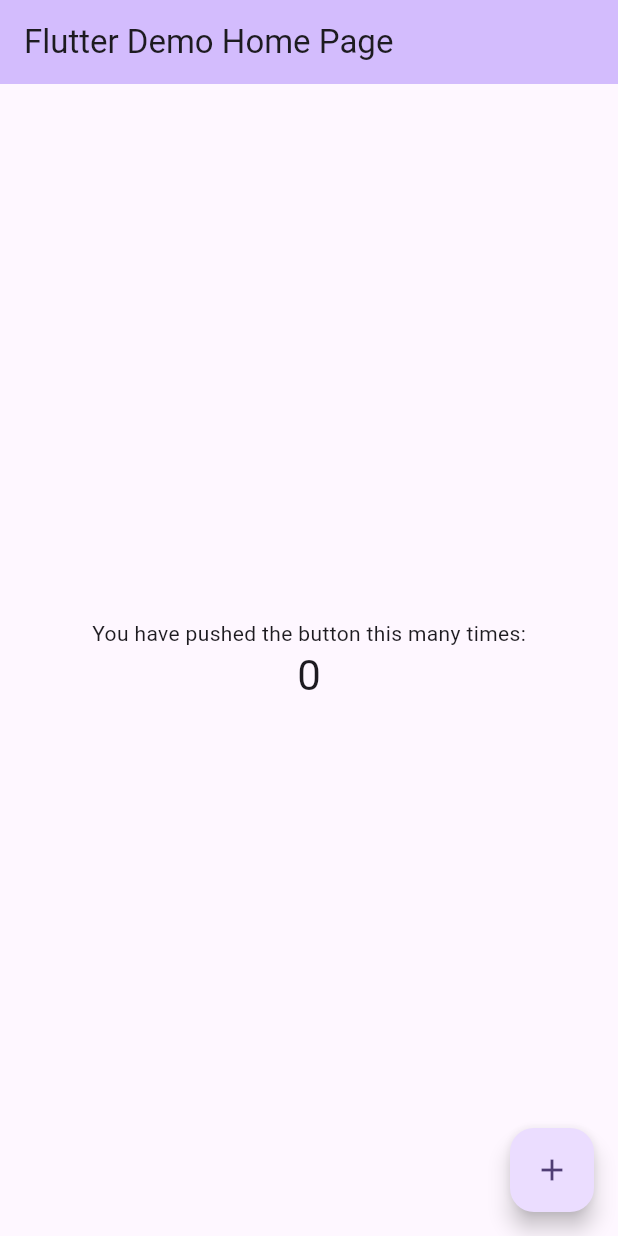
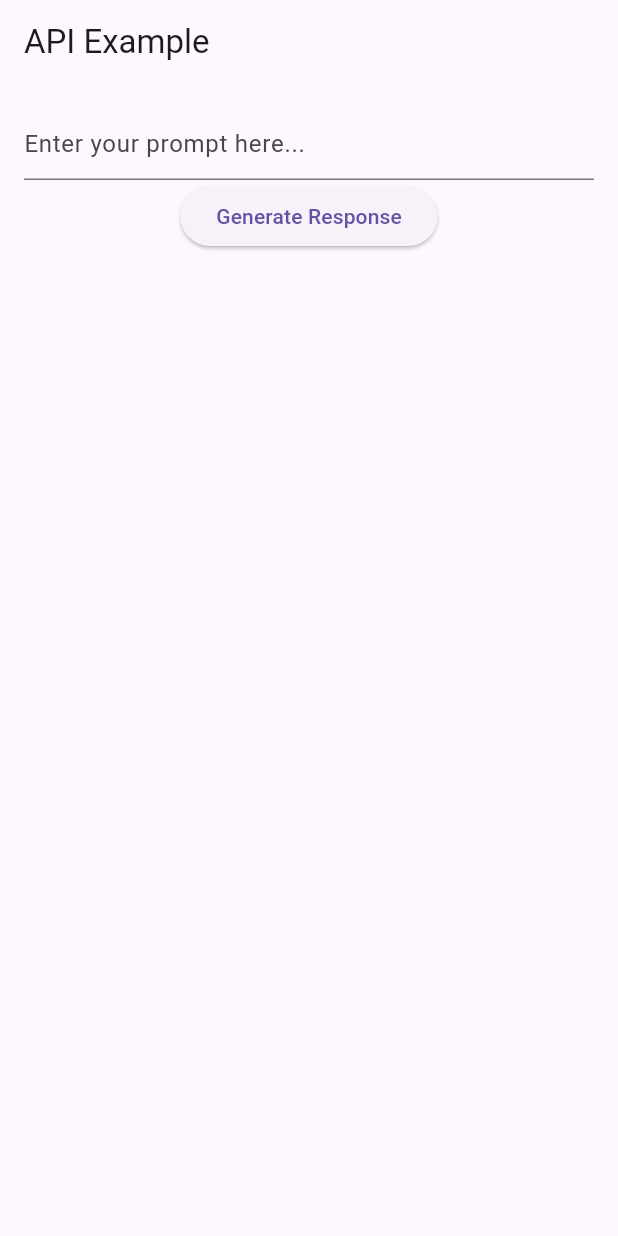
Before and after one commit to Titanantony/offline_ai, a Flutter app: the screen it shows after launch, on a phone screen of 412 x 824 dp. Run offline on Flutter 3.47's test engine with Material 3 defaults, Android fonts, the light colour scheme and no system bars.

Commit message:
chore: first interface for the application

```diff
--- /dev/null
+++ b/lib/home_screen.dart
@@ -0,0 +1,51 @@
+import 'package:flutter/material.dart';
+import 'package:offline_ai/api/ollamaapi.dart';
+
+class HomeScreen extends StatefulWidget {
+  @override
+  _HomeScreenState createState() => _HomeScreenState();
+}
+
+class _HomeScreenState extends State<HomeScreen> {
+  final TextEditingController _textController = TextEditingController();
+  String _response = '';
+  List<String> _conversationHistory = [];
+
+  Future<void> generateResponse() async {
+    final prompt = _textController.text;
+    final response = await ApiService().generateResponse(prompt);
+    setState(() {
+      _response = response;
+      _conversationHistory.add(prompt); // Add the prompt to the history
+      _conversationHistory.add(response); // Add the response to the history
+    });
+  }
+
+  @override
+  Widget build(BuildContext context) {
+    return Scaffold(
+      appBar: AppBar(
+        title: Text('API Example'),
+      ),
+      body: Padding(
+        padding: EdgeInsets.all(16.0),
+        child: Column(
+          children: [
+            TextField(
+              controller: _textController,
+              decoration: InputDecoration(
+                hintText: 'Enter your prompt here...',
+              ),
+            ),
+            ElevatedButton(
+              onPressed: generateResponse,
+              child: Text('Generate Response'),
+            ),
+            SizedBox(height: 16.0),
+            Text(_response),
+          ],
+        ),
+      ),
+    );
+  }
+}
--- /dev/null
+++ b/lib/j.dart
@@ -0,0 +1,17 @@
+import 'package:flutter/material.dart';
+import 'package:offline_ai/home_screen.dart';
+
+class MyApp extends StatefulWidget {
+  @override
+  _MyAppState createState() => _MyAppState();
+}
+
+class _MyAppState extends State<MyApp> {
+  @override
+  Widget build(BuildContext context) {
+    return MaterialApp(
+      title: 'API Example',
+      home: HomeScreen(),
+    );
+  }
+}
--- a/lib/main.dart
+++ b/lib/main.dart
@@ -1,125 +1,6 @@
 import 'package:flutter/material.dart';
+import 'package:offline_ai/j.dart';
 
 void main() {
-  runApp(const MyApp());
+  runApp(MyApp());
 }
-
-class MyApp extends StatelessWidget {
-  const MyApp({super.key});
-
-  // This widget is the root of your application.
-  @override
-  Widget build(BuildContext context) {
-    return MaterialApp(
-      title: 'Flutter Demo',
-      theme: ThemeData(
-        // This is the theme of your application.
-        //
-        // TRY THIS: Try running your application with "flutter run". You'll see
-        // the application has a purple toolbar. Then, without quitting the app,
-        // try changing the seedColor in the colorScheme below to Colors.green
-        // and then invoke "hot reload" (save your changes or press the "hot
-        // reload" button in a Flutter-supported IDE, or press "r" if you used
-        // the command line to start the app).
-        //
-        // Notice that the counter didn't reset back to zero; the application
-        // state is not lost during the reload. To reset the state, use hot
-        // restart instead.
-        //
-        // This works for code too, not just values: Most code changes can be
-        // tested with just a hot reload.
-        colorScheme: ColorScheme.fromSeed(seedColor: Colors.deepPurple),
-        useMaterial3: true,
-      ),
-      home: const MyHomePage(title: 'Flutter Demo Home Page'),
-    );
-  }
-}
-
-class MyHomePage extends StatefulWidget {
-  const MyHomePage({super.key, required this.title});
-
-  // This widget is the home page of your application. It is stateful, meaning
-  // that it has a State object (defined below) that contains fields that affect
-  // how it looks.
-
-  // This class is the configuration for the state. It holds the values (in this
-  // case the title) provided by the parent (in this case the App widget) and
-  // used by the build method of the State. Fields in a Widget subclass are
-  // always marked "final".
-
-  final String title;
-
-  @override
-  State<MyHomePage> createState() => _MyHomePageState();
-}
-
-class _MyHomePageState extends State<MyHomePage> {
-  int _counter = 0;
-
-  void _incrementCounter() {
-    setState(() {
-      // This call to setState tells the Flutter framework that something has
-      // changed in this State, which causes it to rerun the build method below
-      // so that the display can reflect the updated values. If we changed
-      // _counter without calling setState(), then the build method would not be
-      // called again, and so nothing would appear to happen.
-      _counter++;
-    });
-  }
-
-  @override
-  Widget build(BuildContext context) {
-    // This method is rerun every time setState is called, for instance as done
-    // by the _incrementCounter method above.
-    //
-    // The Flutter framework has been optimized to make rerunning build methods
-    // fast, so that you can just rebuild anything that needs updating rather
-    // than having to individually change instances of widgets.
-    return Scaffold(
-      appBar: AppBar(
-        // TRY THIS: Try changing the color here to a specific color (to
-        // Colors.amber, perhaps?) and trigger a hot reload to see the AppBar
-        // change color while the other colors stay the same.
-        backgroundColor: Theme.of(context).colorScheme.inversePrimary,
-        // Here we take the value from the MyHomePage object that was created by
-        // the App.build method, and use it to set our appbar title.
-        title: Text(widget.title),
-      ),
-      body: Center(
-        // Center is a layout widget. It takes a single child and positions it
-        // in the middle of the parent.
-        child: Column(
-          // Column is also a layout widget. It takes a list of children and
-          // arranges them vertically. By default, it sizes itself to fit its
-          // children horizontally, and tries to be as tall as its parent.
-          //
-          // Column has various properties to control how it sizes itself and
-          // how it positions its children. Here we use mainAxisAlignment to
-          // center the children vertically; the main axis here is the vertical
-          // axis because Columns are vertical (the cross axis would be
-          // horizontal).
-          //
-          // TRY THIS: Invoke "debug painting" (choose the "Toggle Debug Paint"
-          // action in the IDE, or press "p" in the console), to see the
-          // wireframe for each widget.
-          mainAxisAlignment: MainAxisAlignment.center,
-          children: <Widget>[
-            const Text(
-              'You have pushed the button this many times:',
-            ),
-            Text(
-              '$_counter',
-              style: Theme.of(context).textTheme.headlineMedium,
-            ),
-          ],
-        ),
-      ),
-      floatingActionButton: FloatingActionButton(
-        onPressed: _incrementCounter,
-        tooltip: 'Increment',
-        child: const Icon(Icons.add),
-      ), // This trailing comma makes auto-formatting nicer for build methods.
-    );
-  }
-}
--- a/pubspec.yaml
+++ b/pubspec.yaml
@@ -35,6 +35,8 @@ dependencies:
   # The following adds the Cupertino Icons font to your application.
   # Use with the CupertinoIcons class for iOS style icons.
   cupertino_icons: ^1.0.6
+  http: ^1.2.1
+
 
 dev_dependencies:
   flutter_test:
```
Also changed, not shown: pubspec.lock.
